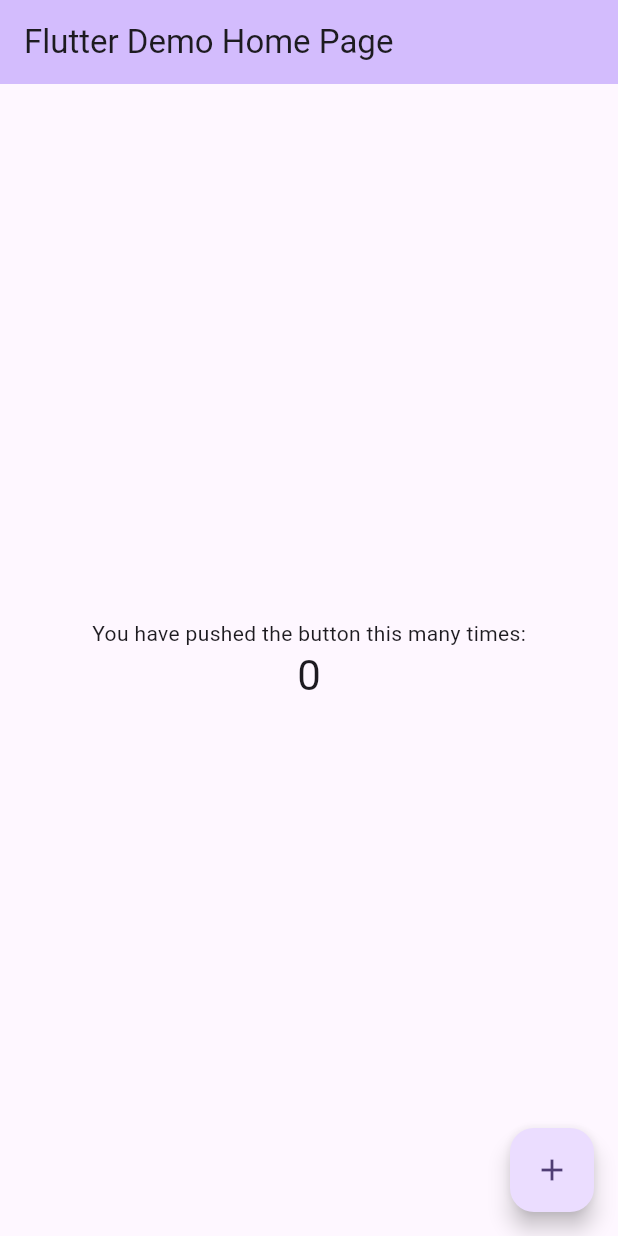
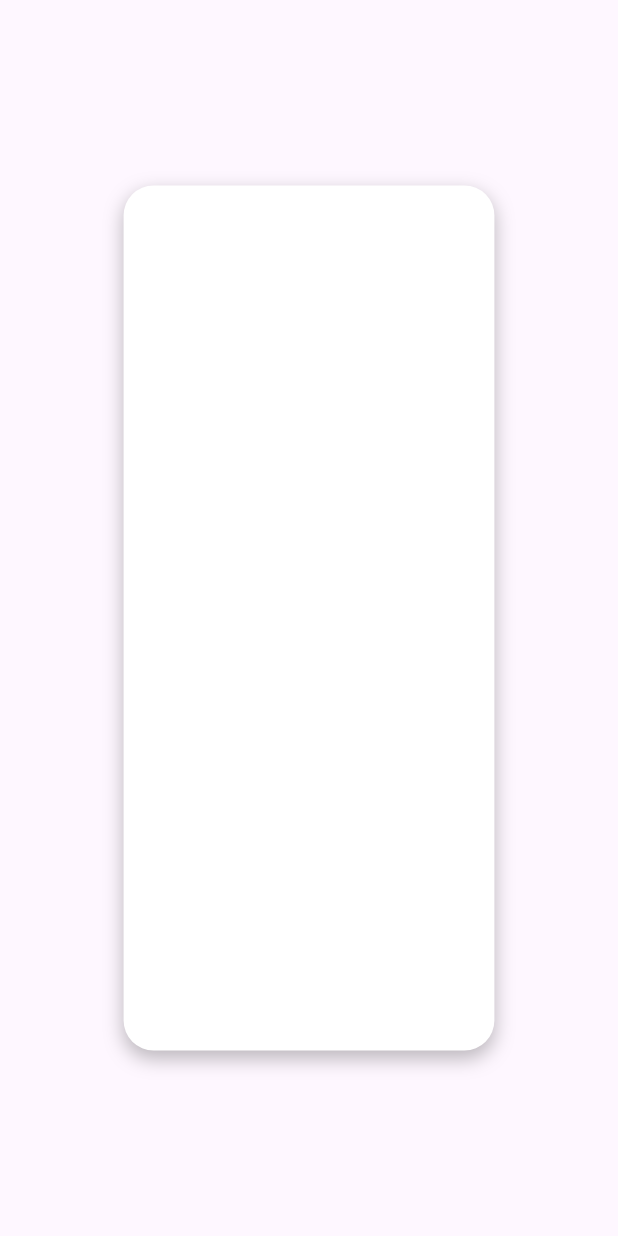
Before and after one commit to jasirpk/NodeJs, a Flutter app: the screen it shows after launch, on a phone screen of 412 x 824 dp. Run offline on Flutter 3.47's test engine with Material 3 defaults, Android fonts, the light colour scheme and no system bars.

Commit message:
flutter ui started

```diff
--- /dev/null
+++ b/frontend/lib/home_page.dart
@@ -0,0 +1,35 @@
+
+
+import 'package:flutter/material.dart';
+
+class HomePage extends StatefulWidget {
+  const HomePage({super.key});
+
+  @override
+  State<HomePage> createState() => _HomePageState();
+}
+
+class _HomePageState extends State<HomePage> {
+  @override
+  Widget build(BuildContext context) {
+    return Scaffold(
+      body: Center(
+        child: Container(
+          height: MediaQuery.sizeOf(context).height * 0.7,
+          width: MediaQuery.sizeOf(context).width * 0.6,
+          decoration: BoxDecoration(
+            color: Colors.white,
+            borderRadius: BorderRadius.circular(20),
+            boxShadow: const [
+              BoxShadow(
+                color: Colors.black26,
+                blurRadius: 10,
+                offset: Offset(0, 5),
+              ),
+            ],
+          ),
+        )
+      ),
+    );
+  }
+}
--- a/frontend/lib/main.dart
+++ b/frontend/lib/main.dart
@@ -1,4 +1,5 @@
 import 'package:flutter/material.dart';
+import 'package:frontend/home_page.dart';
 
 void main() {
   runApp(const MyApp());
@@ -7,116 +8,13 @@ void main() {
 class MyApp extends StatelessWidget {
   const MyApp({super.key});
 
-  // This widget is the root of your application.
   @override
   Widget build(BuildContext context) {
     return MaterialApp(
+      debugShowCheckedModeBanner: false,
       title: 'Flutter Demo',
-      theme: ThemeData(
-        // This is the theme of your application.
-        //
-        // TRY THIS: Try running your application with "flutter run". You'll see
-        // the application has a purple toolbar. Then, without quitting the app,
-        // try changing the seedColor in the colorScheme below to Colors.green
-        // and then invoke "hot reload" (save your changes or press the "hot
-        // reload" button in a Flutter-supported IDE, or press "r" if you used
-        // the command line to start the app).
-        //
-        // Notice that the counter didn't reset back to zero; the application
-        // state is not lost during the reload. To reset the state, use hot
-        // restart instead.
-        //
-        // This works for code too, not just values: Most code changes can be
-        // tested with just a hot reload.
-        colorScheme: .fromSeed(seedColor: Colors.deepPurple),
-      ),
-      home: const MyHomePage(title: 'Flutter Demo Home Page'),
+      theme: ThemeData(primarySwatch: Colors.blue),
+      home: HomePage(),
     );
   }
 }
-
-class MyHomePage extends StatefulWidget {
-  const MyHomePage({super.key, required this.title});
-
-  // This widget is the home page of your application. It is stateful, meaning
-  // that it has a State object (defined below) that contains fields that affect
-  // how it looks.
-
-  // This class is the configuration for the state. It holds the values (in this
-  // case the title) provided by the parent (in this case the App widget) and
-  // used by the build method of the State. Fields in a Widget subclass are
-  // always marked "final".
-
-  final String title;
-
-  @override
-  State<MyHomePage> createState() => _MyHomePageState();
-}
-
-class _MyHomePageState extends State<MyHomePage> {
-  int _counter = 0;
-
-  void _incrementCounter() {
-    setState(() {
-      // This call to setState tells the Flutter framework that something has
-      // changed in this State, which causes it to rerun the build method below
-      // so that the display can reflect the updated values. If we changed
-      // _counter without calling setState(), then the build method would not be
-      // called again, and so nothing would appear to happen.
-      _counter++;
-    });
-  }
-
-  @override
-  Widget build(BuildContext context) {
-    // This method is rerun every time setState is called, for instance as done
-    // by the _incrementCounter method above.
-    //
-    // The Flutter framework has been optimized to make rerunning build methods
-    // fast, so that you can just rebuild anything that needs updating rather
-    // than having to individually change instances of widgets.
-    return Scaffold(
-      appBar: AppBar(
-        // TRY THIS: Try changing the color here to a specific color (to
-        // Colors.amber, perhaps?) and trigger a hot reload to see the AppBar
-        // change color while the other colors stay the same.
-        backgroundColor: Theme.of(context).colorScheme.inversePrimary,
-        // Here we take the value from the MyHomePage object that was created by
-        // the App.build method, and use it to set our appbar title.
-        title: Text(widget.title),
-      ),
-      body: Center(
-        // Center is a layout widget. It takes a single child and positions it
-        // in the middle of the parent.
-        child: Column(
-          // Column is also a layout widget. It takes a list of children and
-          // arranges them vertically. By default, it sizes itself to fit its
-          // children horizontally, and tries to be as tall as its parent.
-          //
-          // Column has various properties to control how it sizes itself and
-          // how it positions its children. Here we use mainAxisAlignment to
-          // center the children vertically; the main axis here is the vertical
-          // axis because Columns are vertical (the cross axis would be
-          // horizontal).
-          //
-          // TRY THIS: Invoke "debug painting" (choose the "Toggle Debug Paint"
-          // action in the IDE, or press "p" in the console), to see the
-          // wireframe for each widget.
-          mainAxisAlignment: .center,
-          children: [
-            const Text('You have pushed the button this many times:'),
-            Text(
-              '$_counter',
-              style: Theme.of(context).textTheme.headlineMedium,
-            ),
-          ],
-        ),
-      ),
-      floatingActionButton: FloatingActionButton(
-        onPressed: _incrementCounter,
-        tooltip: 'Increment',
-        child: const Icon(Icons.add),
-      ),
-    );
-  }
-}
```
